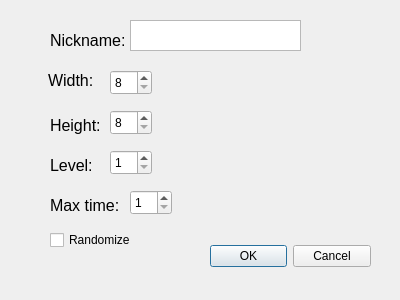
The window that Tetris/gui/SettingsDialog.ui (amoraric/Tetris) describes before a commit, drawn with Qt 5.
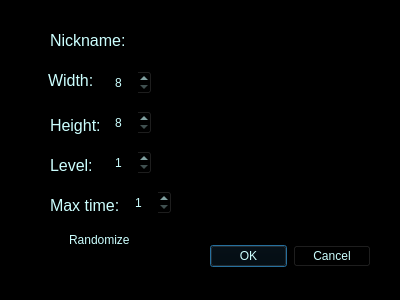
The same window after the commit.

Diff of the .ui file:
```diff
--- a/Tetris/gui/SettingsDialog.ui
+++ b/Tetris/gui/SettingsDialog.ui
@@ -13,6 +13,9 @@
   <property name="windowTitle">
    <string>Dialog</string>
   </property>
+  <property name="styleSheet">
+   <string notr="true">background-color:black</string>
+  </property>
   <widget class="QDialogButtonBox" name="buttonBox">
    <property name="geometry">
     <rect>
@@ -22,6 +25,9 @@
      <height>32</height>
     </rect>
    </property>
+   <property name="styleSheet">
+    <string notr="true">color: #ccffff</string>
+   </property>
    <property name="orientation">
     <enum>Qt::Horizontal</enum>
    </property>
@@ -38,6 +44,9 @@
      <height>25</height>
     </rect>
    </property>
+   <property name="styleSheet">
+    <string notr="true">color: #ccffff</string>
+   </property>
    <property name="minimum">
     <number>8</number>
    </property>
@@ -54,6 +63,9 @@
      <height>25</height>
     </rect>
    </property>
+   <property name="styleSheet">
+    <string notr="true">color: #ccffff</string>
+   </property>
    <property name="minimum">
     <number>8</number>
    </property>
@@ -70,6 +82,9 @@
      <height>31</height>
     </rect>
    </property>
+   <property name="styleSheet">
+    <string notr="true">color: #ccffff</string>
+   </property>
    <property name="text">
     <string>&lt;html&gt;&lt;head/&gt;&lt;body&gt;&lt;p&gt;&lt;span style=&quot; font-size:12pt;&quot;&gt;Width:&lt;/span&gt;&lt;/p&gt;&lt;/body&gt;&lt;/html&gt;</string>
    </property>
@@ -83,6 +98,9 @@
      <height>31</height>
     </rect>
    </property>
+   <property name="styleSheet">
+    <string notr="true">color: #ccffff</string>
+   </property>
    <property name="text">
     <string>&lt;html&gt;&lt;head/&gt;&lt;body&gt;&lt;p&gt;&lt;span style=&quot; font-size:12pt;&quot;&gt;Height:&lt;/span&gt;&lt;/p&gt;&lt;/body&gt;&lt;/html&gt;</string>
    </property>
@@ -96,6 +114,9 @@
      <height>41</height>
     </rect>
    </property>
+   <property name="styleSheet">
+    <string notr="true">color: #ccffff</string>
+   </property>
    <property name="text">
     <string>&lt;html&gt;&lt;head/&gt;&lt;body&gt;&lt;p&gt;&lt;span style=&quot; font-size:12pt;&quot;&gt;Nickname:&lt;/span&gt;&lt;/p&gt;&lt;/body&gt;&lt;/html&gt;</string>
    </property>
@@ -109,6 +130,9 @@
      <height>31</height>
     </rect>
    </property>
+   <property name="styleSheet">
+    <string notr="true">color: #ccffff</string>
+   </property>
    <property name="placeholderText">
     <string/>
    </property>
@@ -122,6 +146,9 @@
      <height>25</height>
     </rect>
    </property>
+   <property name="styleSheet">
+    <string notr="true">color: #ccffff</string>
+   </property>
    <property name="minimum">
     <number>1</number>
    </property>
@@ -141,6 +168,9 @@
      <height>31</height>
     </rect>
    </property>
+   <property name="styleSheet">
+    <string notr="true">color: #ccffff</string>
+   </property>
    <property name="text">
     <string>&lt;html&gt;&lt;head/&gt;&lt;body&gt;&lt;p&gt;&lt;span style=&quot; font-size:12pt;&quot;&gt;Level:&lt;/span&gt;&lt;/p&gt;&lt;/body&gt;&lt;/html&gt;</string>
    </property>
@@ -154,6 +184,9 @@
      <height>31</height>
     </rect>
    </property>
+   <property name="styleSheet">
+    <string notr="true">color: #ccffff</string>
+   </property>
    <property name="text">
     <string>&lt;html&gt;&lt;head/&gt;&lt;body&gt;&lt;p&gt;&lt;span style=&quot; font-size:12pt;&quot;&gt;Max time:&lt;/span&gt;&lt;/p&gt;&lt;/body&gt;&lt;/html&gt;</string>
    </property>
@@ -167,6 +200,9 @@
      <height>25</height>
     </rect>
    </property>
+   <property name="styleSheet">
+    <string notr="true">color: #ccffff</string>
+   </property>
    <property name="minimum">
     <number>1</number>
    </property>
@@ -186,6 +222,9 @@
      <height>20</height>
     </rect>
    </property>
+   <property name="styleSheet">
+    <string notr="true">color: #ccffff</string>
+   </property>
    <property name="text">
     <string>Randomize</string>
    </property>
```
